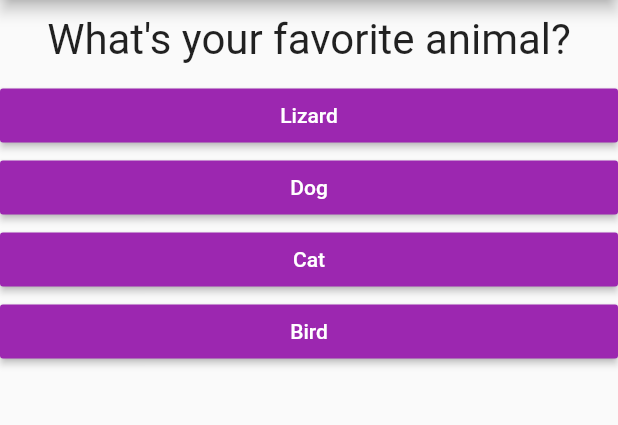
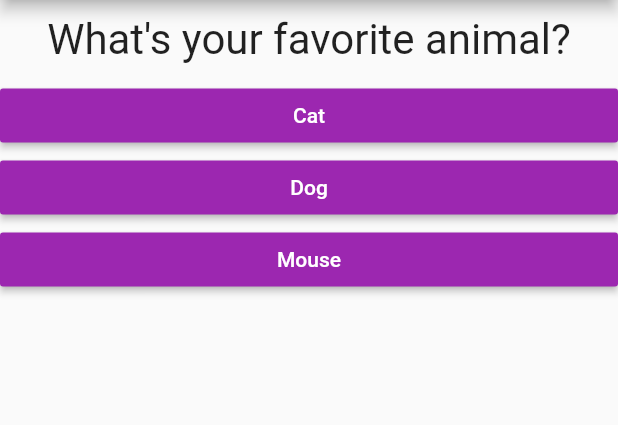
Before and after one commit to fredrondina/flutter_course_project_1, a Flutter app: the screen it shows after launch, after a tap on "Black", on a phone screen of 412 x 824 dp, the part 84-509 px from its top. Run offline on Flutter 3.47's test engine with Material 2 defaults, Android fonts, the phone set to English and light mode, and no system bars.

Commit message:
Added rudementary score values to questions

```diff
--- a/lib/main.dart
+++ b/lib/main.dart
@@ -19,8 +19,11 @@ class MyApp extends StatefulWidget {
 
 class MyAppState extends State<MyApp> {
   var _questionIndex = 0;
+  var _totalScore = 0;
 
-  void _answerQuestion() {
+  void _answerQuestion(int score) {
+    _totalScore += score;
+
     setState(() {
       _questionIndex = _questionIndex + 1;
     });
@@ -30,26 +33,41 @@ class MyAppState extends State<MyApp> {
   final _questions = const [
     {
       'questionText': "What's your favorite colour?",
-      'answers': ['Black', 'Red', 'Purple', 'Yellow']
+      'answers': [
+        {'text': 'Black', 'score': 10},
+        {'text': 'Red', 'score': 5},
+        {'text': 'Green', 'score': 20}
+      ]
     },
     {
       'questionText': "What's your favorite animal?",
-      'answers': ['Lizard', 'Dog', 'Cat', 'Bird']
+      'answers': [
+        {'text': 'Cat', 'score': 12},
+        {'text': 'Dog', 'score': 9},
+        {'text': 'Mouse', 'score': 15}
+      ]
     },
     {
       'questionText': "What's your favorite car?",
-      'answers': ['Kia', 'Chevy', 'Mercedes', 'Ford']
+      'answers': [
+        {'text': 'Ford', 'score': 10},
+        {'text': 'Mercedes', 'score': 5},
+        {'text': 'Kia', 'score': 12}
+      ]
     },
   ];
   @override
   Widget build(BuildContext context) {
     return MaterialApp(
       home: Scaffold(
-        appBar: AppBar(title: Text('My First App')),
-        body: _questionIndex < _questions.length
-            ? Quiz(answerQuestion: _answerQuestion, questionIndex: _questionIndex, questions: _questions,)
-            : Result()
-      ),
+          appBar: AppBar(title: Text('My First App')),
+          body: _questionIndex < _questions.length
+              ? Quiz(
+                  answerQuestion: _answerQuestion,
+                  questionIndex: _questionIndex,
+                  questions: _questions,
+                )
+              : Result()),
     );
   }
 }
--- a/lib/quiz.dart
+++ b/lib/quiz.dart
@@ -20,8 +20,8 @@ class Quiz extends StatelessWidget {
         Question(
           questions[questionIndex]['questionText'],
         ),
-        ...(questions[questionIndex]['answers'] as List<String>).map((answer) {
-          return Answer(answerQuestion, answer);
+        ...(questions[questionIndex]['answers'] as List<Map<String, Object>>).map((answer) {
+          return Answer(() => answerQuestion(answer['score']), answer['text']);
         }).toList()
       ],
     );
```
